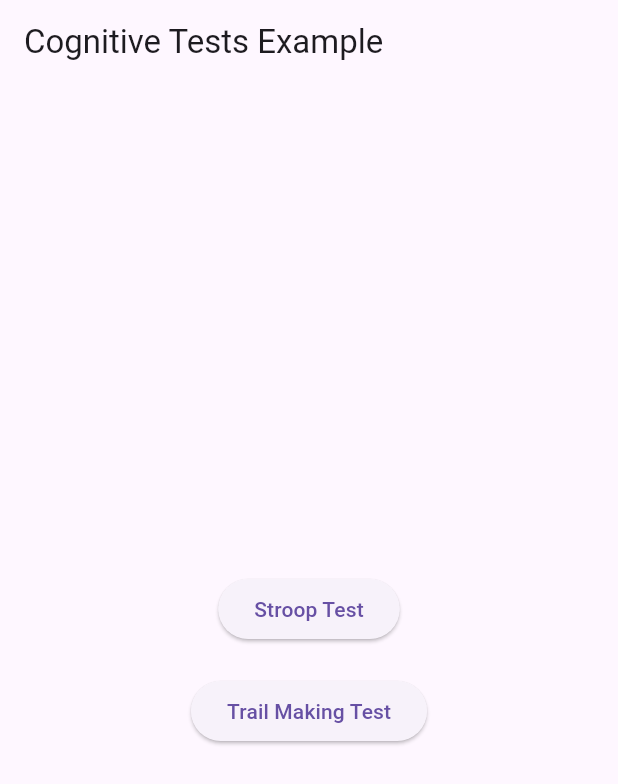
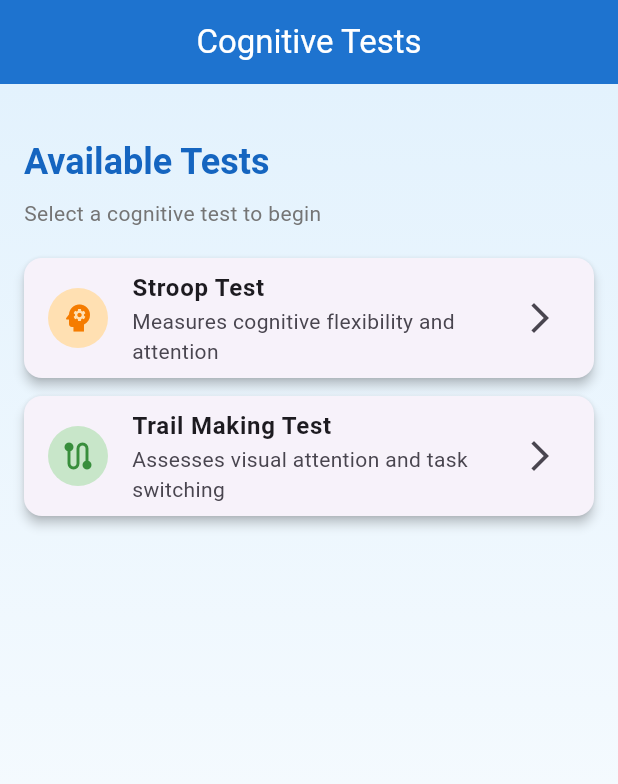
Before and after one commit to dcajal/cognitive_tests, a Flutter app: the screen it shows after launch, on a phone screen of 412 x 824 dp. Shown: the top 784 px of the screen. Run offline on Flutter 3.47's test engine with Material 3 defaults, Android fonts, the phone set to English and light mode, and no system bars; our stand-ins replace sprintf; missing offline and left inert: record, syncfusion_flutter_pdfviewer.

Commit message:
Refactor cognitive tests example: replace widget files with page implementations, enhance UI, and remove outdated README and test files

```diff
--- a/example/lib/main.dart
+++ b/example/lib/main.dart
@@ -1,20 +1,21 @@
 import 'package:flutter/material.dart';
-import 'stroop_test_widget.dart';
-import 'trail_making_test_widget.dart';
+import 'stroop_test_page.dart';
+import 'trail_making_test_page.dart';
 
 void main() {
-  runApp(const MyApp());
+  runApp(const CognitiveTestsApp());
 }
 
-class MyApp extends StatelessWidget {
-  const MyApp({super.key});
+class CognitiveTestsApp extends StatelessWidget {
+  const CognitiveTestsApp({super.key});
 
   @override
   Widget build(BuildContext context) {
     return MaterialApp(
-      title: 'Cognitive Tests Example',
+      title: 'Cognitive Tests',
       theme: ThemeData(
         primarySwatch: Colors.blue,
+        visualDensity: VisualDensity.adaptivePlatformDensity,
       ),
       home: const HomePage(),
     );
@@ -28,33 +29,110 @@ class HomePage extends StatelessWidget {
   Widget build(BuildContext context) {
     return Scaffold(
       appBar: AppBar(
-        title: const Text('Cognitive Tests Example'),
+        title: const Text('Cognitive Tests'),
+        centerTitle: true,
+        backgroundColor: Colors.blue.shade700,
+        foregroundColor: Colors.white,
+        elevation: 2,
       ),
-      body: Center(
+      body: Container(
+        decoration: BoxDecoration(
+          gradient: LinearGradient(
+            begin: Alignment.topCenter,
+            end: Alignment.bottomCenter,
+            colors: [
+              Colors.blue.shade50,
+              Colors.white,
+            ],
+          ),
+        ),
+        child: Padding(
+          padding: const EdgeInsets.all(16.0),
           child: Column(
-          mainAxisAlignment: MainAxisAlignment.center,
+            crossAxisAlignment: CrossAxisAlignment.start,
             children: [
-            ElevatedButton(
-              onPressed: () {
-                Navigator.push(
-                  context,
-                  MaterialPageRoute(builder: (context) => const StroopTestWidget()),
-                );
-              },
-              child: const Text('Stroop Test'),
+              const SizedBox(height: 20),
+              Text(
+                'Available Tests',
+                style: Theme.of(context).textTheme.headlineSmall?.copyWith(
+                      fontWeight: FontWeight.bold,
+                      color: Colors.blue.shade800,
+                    ),
+              ),
+              const SizedBox(height: 8),
+              Text(
+                'Select a cognitive test to begin',
+                style: Theme.of(context).textTheme.bodyMedium?.copyWith(
+                      color: Colors.grey.shade600,
+                    ),
               ),
               const SizedBox(height: 20),
-            ElevatedButton(
-              onPressed: () {
+              Expanded(
+                child: ListView(
+                  children: [
+                    Card(
+                      elevation: 3,
+                      margin: const EdgeInsets.only(bottom: 12),
+                      child: ListTile(
+                        leading: CircleAvatar(
+                          backgroundColor: Colors.orange.shade100,
+                          child: Icon(
+                            Icons.psychology,
+                            color: Colors.orange.shade700,
+                          ),
+                        ),
+                        title: const Text(
+                          'Stroop Test',
+                          style: TextStyle(fontWeight: FontWeight.w600),
+                        ),
+                        subtitle: const Text(
+                          'Measures cognitive flexibility and attention',
+                        ),
+                        trailing: const Icon(Icons.arrow_forward_ios),
+                        onTap: () {
                           Navigator.push(
                             context,
                             MaterialPageRoute(
-                      builder: (context) => const TrailMakingTestWidget()),
+                              builder: (context) => const StroopTestPage(),
+                            ),
                           );
                         },
-              child: const Text('Trail Making Test'),
+                      ),
+                    ),
+                    Card(
+                      elevation: 3,
+                      margin: const EdgeInsets.only(bottom: 12),
+                      child: ListTile(
+                        leading: CircleAvatar(
+                          backgroundColor: Colors.green.shade100,
+                          child: Icon(
+                            Icons.route,
+                            color: Colors.green.shade700,
+                          ),
+                        ),
+                        title: const Text(
+                          'Trail Making Test',
+                          style: TextStyle(fontWeight: FontWeight.w600),
+                        ),
+                        subtitle: const Text(
+                          'Assesses visual attention and task switching',
+                        ),
+                        trailing: const Icon(Icons.arrow_forward_ios),
+                        onTap: () {
+                          Navigator.push(
+                            context,
+                            MaterialPageRoute(
+                              builder: (context) => const TrailMakingTestPage(),
+                            ),
+                          );
+                        },
+                      ),
                     ),
                   ],
+                ),
+              ),
+            ],
+          ),
         ),
       ),
     );
--- /dev/null
+++ b/example/lib/stroop_test_page.dart
@@ -0,0 +1,108 @@
+import 'package:flutter/material.dart';
+import 'package:cognitive_tests/cognitive_tests.dart';
+
+/// StroopTestPage widget - A stateful widget that implements the Stroop cognitive test
+///
+/// The Stroop test is a psychological test that measures cognitive flexibility
+/// and selective attention by presenting color words printed in different colors
+class StroopTestPage extends StatefulWidget {
+  const StroopTestPage({super.key});
+
+  @override
+  StroopTestPageState createState() => StroopTestPageState();
+}
+
+class StroopTestPageState extends State<StroopTestPage> {
+  /// Business logic handler for the Stroop test
+  late final StroopTest _test;
+
+  @override
+  void initState() {
+    super.initState();
+
+    _test = StroopTest(
+      enableAudioRecording: true,
+    );
+
+    _test.initialize();
+  }
+
+  @override
+  void deactivate() {
+    _test.dispose();
+    super.deactivate();
+  }
+
+  @override
+  void dispose() {
+    _test.dispose();
+    super.dispose();
+  }
+
+  @override
+  Widget build(BuildContext context) {
+    return Scaffold(
+      appBar: AppBar(
+        title: const Text('Stroop Test'),
+      ),
+      body: Column(
+        children: [
+          // PDF viewer section
+          Expanded(
+            child: Padding(
+              padding: const EdgeInsets.all(8.0),
+              child: StroopPdfViewer(
+                currentPage: _test.testPage,
+              ),
+            ),
+          ),
+
+          // Navigation button section
+          Center(
+            child: _buildNavigationButton(),
+          ),
+        ],
+      ),
+    );
+  }
+
+  /// Builds the appropriate navigation button based on current page
+  Widget _buildNavigationButton() {
+    if (_test.testPage == 3) {
+      // Show finish button on last page
+      return TextButton(
+        child: const Text('Finish'),
+        onPressed: () async => await _finishTest(),
+      );
+    } else {
+      // Show next button for other pages
+      return TextButton(
+        child: const Text('Next'),
+        onPressed: () => _goToNextPage(),
+      );
+    }
+  }
+
+  /// Handles navigation to the next page
+  void _goToNextPage() {
+    setState(() {
+      _test.goToNextPage();
+      // The PDF viewer will automatically update via the currentPage parameter
+    });
+  }
+
+  /// Finishes the test and handles navigation
+  Future<void> _finishTest() async {
+    try {
+      await _test.finishTest(context);
+
+      // Close the test screen after a short delay
+      await Future.delayed(const Duration(seconds: 1));
+      if (mounted) {
+        Navigator.pop(context);
+      }
+    } catch (e) {
+      debugPrint('Error finishing Stroop test: $e');
+    }
+  }
+}
--- /dev/null
+++ b/example/lib/trail_making_test_page.dart
@@ -0,0 +1,101 @@
+import 'package:flutter/material.dart';
+import 'package:cognitive_tests/cognitive_tests.dart';
+
+class TrailMakingTestPage extends StatefulWidget {
+  const TrailMakingTestPage({super.key});
+
+  @override
+  TrailMakingTestPageState createState() => TrailMakingTestPageState();
+}
+
+class TrailMakingTestPageState extends State<TrailMakingTestPage> {
+  /// Business logic handler for the Trail Making test
+  late final TrailMakingTest _test;
+
+  final GlobalKey _sheetKey = GlobalKey();
+
+  @override
+  void initState() {
+    super.initState();
+    // Initialize the test with result handler
+    _test = TrailMakingTest();
+  }
+
+  @override
+  Widget build(BuildContext context) {
+    double displayWidth = MediaQuery.of(context).size.width;
+
+    return Scaffold(
+      appBar: AppBar(
+        title: const Text('Trail Making Test'),
+      ),
+      body: Column(
+        children: [
+          Expanded(
+            child: TrailMakingTestViewer(
+              testLogic: _test,
+              isFirstTest: _test.isFirstTest,
+              sheetKey: _sheetKey,
+            ),
+          ),
+          Row(
+            mainAxisAlignment: MainAxisAlignment.spaceEvenly,
+            children: [
+              SizedBox(
+                width: 0.3 * displayWidth,
+                child: TextButton(
+                    child: const Text("Erase traces"),
+                    onPressed: () {
+                      setState(() {
+                        _test.clearGestureData();
+                      });
+                    }),
+              ),
+              SizedBox(
+                width: 0.3 * displayWidth,
+                child: TextButton(
+                  onPressed: _test.isFirstTest
+                      ? () async {
+                          await _finishCurrentTest();
+                          setState(() {
+                            _test.moveToNextTest();
+                          });
+                        }
+                      : () async {
+                          await _finishCurrentTest();
+                          await _finishCompleteTest();
+                        },
+                  child: Text(_test.isFirstTest ? "Next" : "Finish"),
+                ),
+              )
+            ],
+          ),
+        ],
+      ),
+    );
+  }
+
+  /// Finish current test part and save data
+  Future<void> _finishCurrentTest() async {
+    try {
+      await _test.finishTest(context, _sheetKey);
+      _test.clearGestureData();
+    } catch (e) {
+      debugPrint('Error finishing test part: $e');
+    }
+  }
+
+  /// Handle completion of entire test and navigation
+  Future<void> _finishCompleteTest() async {
+    try {
+      // Close test after delay
+      await Future.delayed(const Duration(seconds: 1));
+      if (mounted) {
+        Navigator.pop(context); // Instructions
+        Navigator.pop(context); // Main menu
+      }
+    } catch (e) {
+      debugPrint('Error completing test: $e');
+    }
+  }
+}
```
Also changed, not shown: example/lib/stroop_test_widget.dart (deleted, +0 -149 lines), example/lib/test_result_handler.dart (deleted, +0 -58 lines), example/lib/trail_making_test_widget.dart (deleted, +0 -184 lines), 2 other files. Lines whose indentation alone changed are shown as unchanged.
